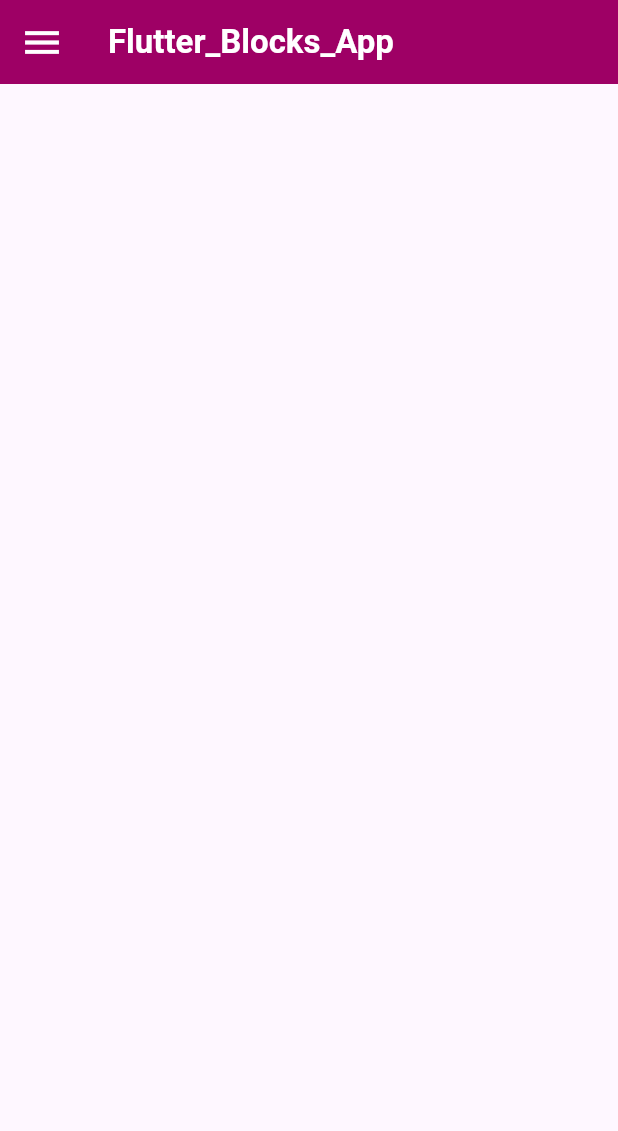
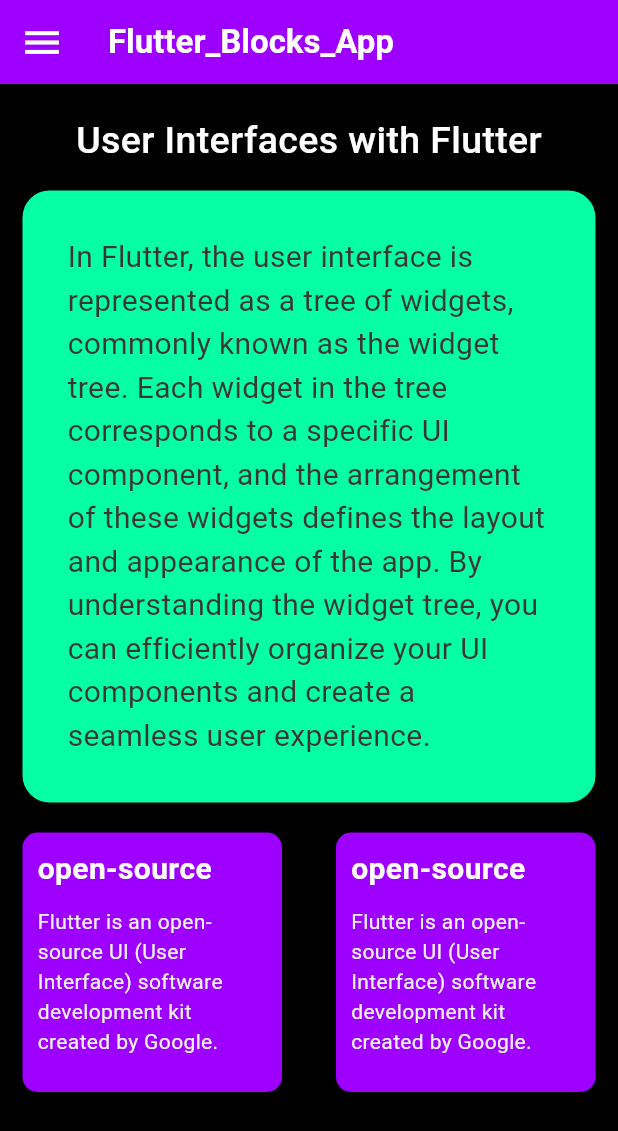
Before and after one commit to WmIsuru2001/flutter_blocks_app, a Flutter app: the screen it shows after launch, on a phone screen of 412 x 824 dp. Shown: the top 1131 px of the screen. Run offline on Flutter 3.47's test engine with Material 3 defaults, Android fonts, the phone set to English and light mode, and no system bars.

Commit message:
update 2
 Folder Separation in Flutter

```diff
--- a/lib/main.dart
+++ b/lib/main.dart
@@ -1,4 +1,5 @@
 import 'package:flutter/material.dart';
+import 'package:flutter_blocks_app/pages/home_page.dart';
 
 void main() {
   runApp(const MyApp());
@@ -9,24 +10,10 @@ class MyApp extends StatelessWidget {
 
   @override
   Widget build(BuildContext context) {
-    return MaterialApp(
+    return const MaterialApp(
       debugShowCheckedModeBanner: false,
       title: "Blocks App",
-      home: Scaffold(
-        appBar: AppBar(
-          title: const Text("Flutter_Blocks_App",
-              style: TextStyle(
-                color: Colors.white,
-                fontWeight: FontWeight.w700,
-              )),
-          backgroundColor: const Color(0xff9E0065),
-          leading: const Icon(
-            Icons.menu,
-            color: Colors.white,
-            size: 30,
-          ),
-        ),
-      ),
+      home: HomePage(),
     );
   }
 }
--- /dev/null
+++ b/lib/pages/home_page.dart
@@ -0,0 +1,130 @@
+import 'package:flutter/material.dart';
+
+class HomePage extends StatelessWidget {
+  const HomePage({super.key});
+
+  get understanding => null;
+
+  @override
+  Widget build(BuildContext context) {
+    return Scaffold(
+      backgroundColor: Colors.black,
+      appBar: AppBar(
+        title: const Text("Flutter_Blocks_App",
+            style: TextStyle(
+              color: Colors.white,
+              fontWeight: FontWeight.w700,
+            )),
+        backgroundColor: const Color(0xff9E00FF),
+        leading: const Icon(
+          Icons.menu,
+          color: Colors.white,
+          size: 30,
+        ),
+      ),
+      body: Padding(
+        padding: const EdgeInsets.symmetric(vertical: 20, horizontal: 15),
+        child: Column(
+          children: [
+            const Text(
+              'User Interfaces with Flutter',
+              style: TextStyle(
+                fontSize: 25,
+                color: Colors.white,
+                fontWeight: FontWeight.w500,
+              ),
+            ),
+            const SizedBox(
+              height: 15,
+            ),
+            Container(
+              decoration: BoxDecoration(
+                borderRadius: BorderRadius.circular(18),
+                color: const Color(0xff06FFA5),
+              ),
+              child: const Padding(
+                padding: EdgeInsets.all(30),
+                child: Text(
+                  "In Flutter, the user interface is represented as a tree of widgets, commonly known as the widget tree. "
+                  "Each widget in the tree corresponds to a specific UI component, and the arrangement of these widgets defines the layout and appearance of the app. "
+                  "By understanding the widget tree, you can efficiently organize your UI components and create a seamless user experience.",
+                  style: TextStyle(fontSize: 20, color: Color(0xff3B3636)),
+                ),
+              ),
+            ),
+            const SizedBox(
+              height: 20,
+            ),
+            Row(
+              mainAxisAlignment: MainAxisAlignment.spaceBetween,
+              children: [
+                Container(
+                  width: 173,
+                  height: 173,
+                  decoration: BoxDecoration(
+                    borderRadius: BorderRadius.circular(10),
+                    color: const Color(0xff9E00FF),
+                  ),
+                  child: const Padding(
+                    padding: EdgeInsets.all(10),
+                    child: Column(
+                      crossAxisAlignment: CrossAxisAlignment.start,
+                      children: [
+                        Text('open-source',
+                            style: TextStyle(
+                                color: Color(0xffFFFFFF),
+                                fontSize: 20,
+                                fontWeight: FontWeight.w600)),
+                        SizedBox(
+                          height: 10,
+                        ),
+                        Text(
+                            'Flutter is an open-source UI (User Interface) software development kit created by Google.',
+                            style: TextStyle(
+                              color: Color(0xffF2F2F2),
+                              fontSize: 14,
+                              fontWeight: FontWeight.w400,
+                            )),
+                      ],
+                    ),
+                  ),
+                ),
+                Container(
+                  width: 173,
+                  height: 173,
+                  decoration: BoxDecoration(
+                    borderRadius: BorderRadius.circular(10),
+                    color: const Color(0xff9E00FF),
+                  ),
+                  child: const Padding(
+                    padding: EdgeInsets.all(10),
+                    child: Column(
+                      crossAxisAlignment: CrossAxisAlignment.start,
+                      children: [
+                        Text('open-source',
+                            style: TextStyle(
+                                color: Color(0xffFFFFFF),
+                                fontSize: 20,
+                                fontWeight: FontWeight.w600)),
+                        SizedBox(
+                          height: 10,
+                        ),
+                        Text(
+                            'Flutter is an open-source UI (User Interface) software development kit created by Google.',
+                            style: TextStyle(
+                              color: Color(0xffF2F2F2),
+                              fontSize: 14,
+                              fontWeight: FontWeight.w400,
+                            )),
+                      ],
+                    ),
+                  ),
+                )
+              ],
+            )
+          ],
+        ),
+      ),
+    );
+  }
+}
```
